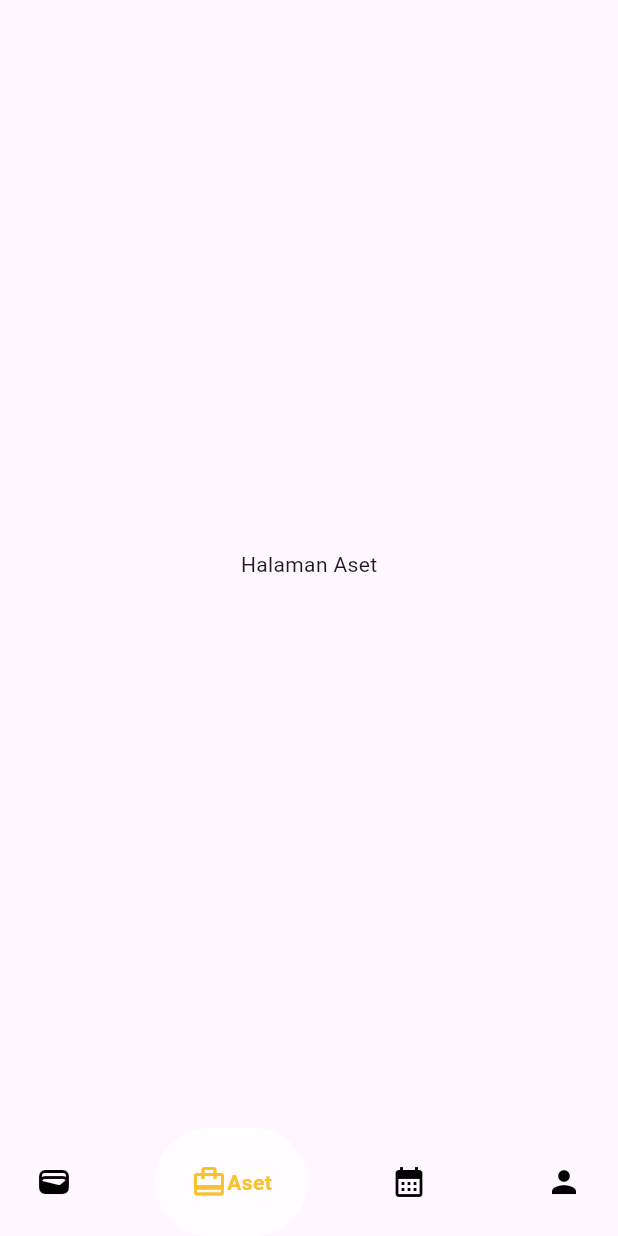
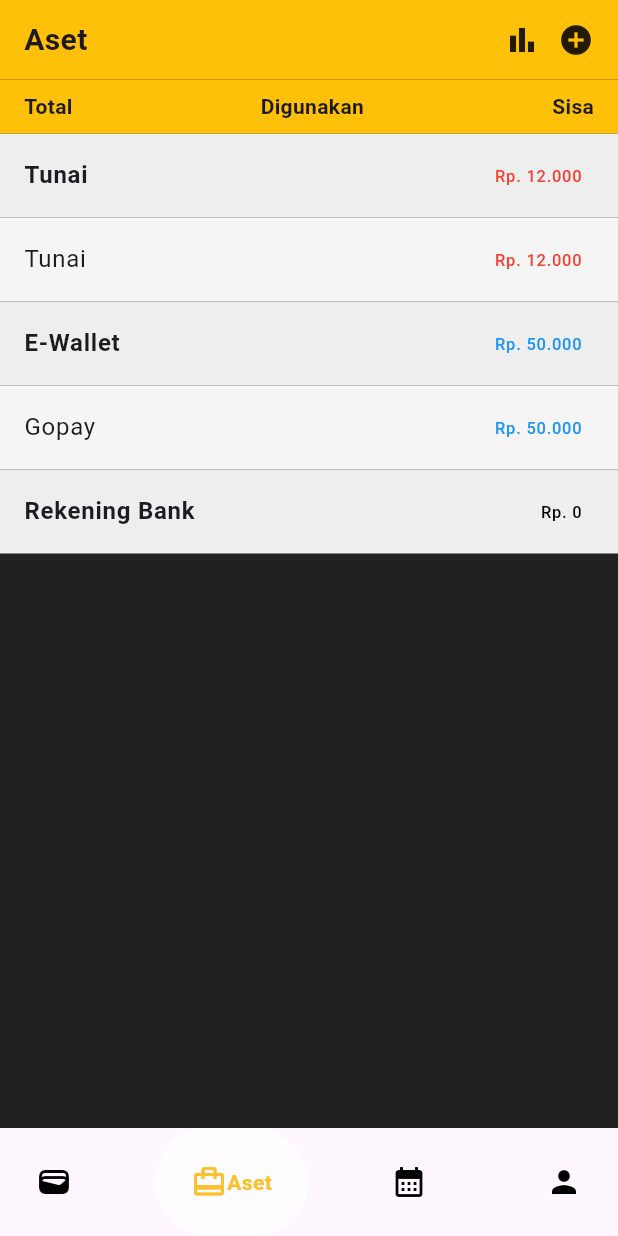
Before and after one commit to YunanYuga06/daily_cashapp, a Flutter app: the HalamanUtama screen opened directly, item 2 of the bottom bar chosen, on a phone screen of 412 x 824 dp. Run offline on Flutter 3.47's test engine with Material 3 defaults, Android fonts, the phone set to English and light mode, and no system bars; drawn by our look-alikes of google_nav_bar; our stand-ins replace fl_chart.

Commit message:
create aset page dan tambah aset Fixes #6

```diff
--- /dev/null
+++ b/FrontEnd/lib/pages/aset_page.dart
@@ -0,0 +1,105 @@
+import 'package:flutter/material.dart';
+import 'package:daily_cashapp/pages/halaman_crud/tambah_aset.dart';
+
+class HalamanAset extends StatelessWidget {
+  const HalamanAset({super.key});
+  @override
+  Widget build(BuildContext context) {
+    return Scaffold(
+      backgroundColor: Colors.black87,
+      body: SafeArea(
+        child: Column(
+          children: [
+            // Header Aset
+            Container(
+              color: Colors.amber,
+              padding: EdgeInsets.symmetric(horizontal: 16, vertical: 12),
+              child: Row(
+                mainAxisAlignment: MainAxisAlignment.spaceBetween,
+                children: [
+                  Text(
+                    'Aset',
+                    style: TextStyle(fontSize: 20, fontWeight: FontWeight.bold),
+                  ),
+                  Row(
+                    children: [
+                      Icon(Icons.bar_chart),
+                      SizedBox(width: 12),
+                      GestureDetector(
+                        onTap: () {
+                          Navigator.push(
+                            context,
+                            MaterialPageRoute(
+                              builder: (context) => TambahAsetPage(),
+                            ),
+                          );
+                        },
+                        child: Icon(Icons.add_circle),
+                      ),
+                    ],
+                  ),
+                ],
+              ),
+            ),
+
+            // Header kolom
+            Container(
+              color: Colors.amber,
+              padding: EdgeInsets.symmetric(horizontal: 16, vertical: 8),
+              child: Row(
+                mainAxisAlignment: MainAxisAlignment.spaceBetween,
+                children: const [
+                  Text('Total', style: TextStyle(fontWeight: FontWeight.bold)),
+                  Text(
+                    'Digunakan',
+                    style: TextStyle(fontWeight: FontWeight.bold),
+                  ),
+                  Text('Sisa', style: TextStyle(fontWeight: FontWeight.bold)),
+                ],
+              ),
+            ),
+
+            // Data dummy aset
+            Expanded(
+              child: ListView(
+                children: [
+                  _buildAsetItem('Tunai', 'Tunai', 'Rp. 12.000', Colors.red),
+                  _buildAsetItem(
+                    'E-Wallet',
+                    'Gopay',
+                    'Rp. 50.000',
+                    Colors.blue,
+                  ),
+                  _buildAsetItem('Rekening Bank', '', 'Rp. 0', Colors.black),
+                ],
+              ),
+            ),
+          ],
+        ),
+      ),
+    );
+  }
+
+  Widget _buildAsetItem(
+    String title,
+    String subtitle,
+    String amount,
+    Color color,
+  ) {
+    return Column(
+      children: [
+        ListTile(
+          tileColor: Colors.grey[200],
+          title: Text(title, style: TextStyle(fontWeight: FontWeight.bold)),
+          trailing: Text(amount, style: TextStyle(color: color)),
+        ),
+        if (subtitle.isNotEmpty)
+          ListTile(
+            tileColor: Colors.grey[100],
+            title: Text(subtitle),
+            trailing: Text(amount, style: TextStyle(color: color)),
+          ),
+      ],
+    );
+  }
+}
--- a/FrontEnd/lib/pages/main_page.dart
+++ b/FrontEnd/lib/pages/main_page.dart
@@ -1,4 +1,5 @@
 import 'package:daily_cashapp/pages/transaksi_page.dart';
+import 'package:daily_cashapp/pages/aset_page.dart';
 import 'package:daily_cashapp/widgets/bottom_navbar.dart';
 import 'package:flutter/material.dart';
 
@@ -13,8 +14,8 @@ class _HalamanUtamaState extends State<HalamanUtama> {
   int _selectedIndex = 0;
 
   final List<Widget> _pages = const [
-    TransaksiPage(), // <- ini halaman yang kamu kirim
-    Center(child: Text('Halaman Aset')),
+    TransaksiPage(),
+    HalamanAset(),
     Center(child: Text('Halaman Reminder')),
     Center(child: Text('Halaman Profil')),
   ];
@@ -22,10 +23,7 @@ class _HalamanUtamaState extends State<HalamanUtama> {
   @override
   Widget build(BuildContext context) {
     return Scaffold(
-      body: IndexedStack(
-        index: _selectedIndex,
-        children: _pages,
-      ),
+      body: IndexedStack(index: _selectedIndex, children: _pages),
       bottomNavigationBar: BottomNavBar(
         selectedIndex: _selectedIndex,
         onTabChange: (index) {
```
Also changed, not shown: FrontEnd/lib/pages/halaman_crud/tambah_aset.dart (added, +52 -0 lines).
